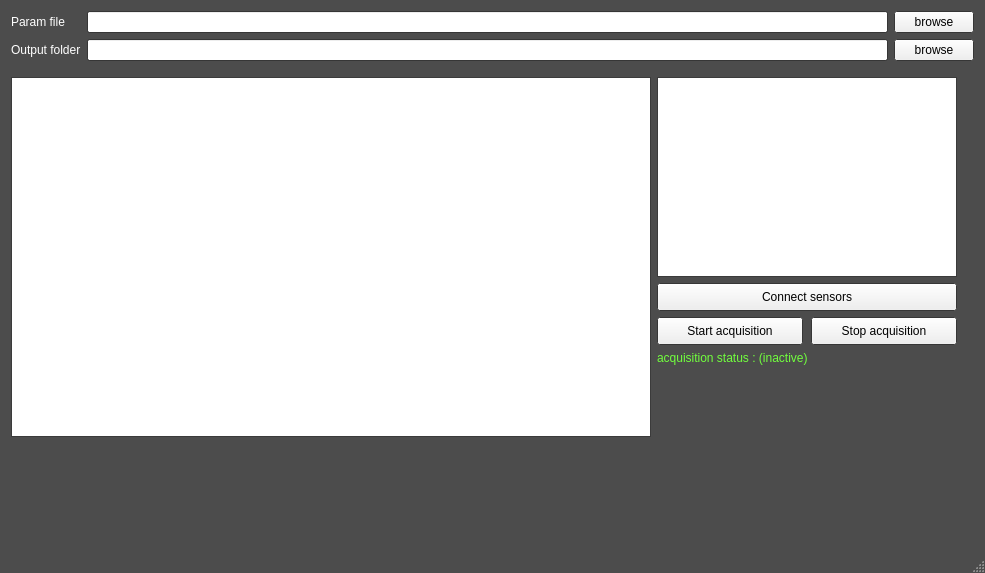
Qt form SonoAssist/SonoAssist/SonoAssist.ui (LATIS-LABS-ETS/SonoAssist) before a commit.
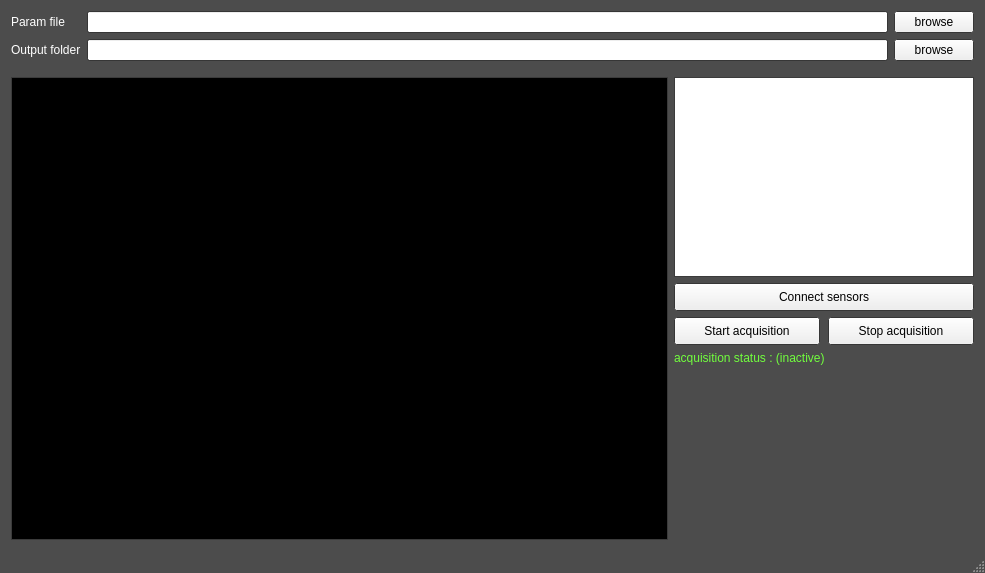
The same form after that commit.

Commit message:
Gyro and Eye tracker OS timestamps
	- the gyroscope and eye tracker sensors pull their timestamps
	  from the host OS (windows)
	- made UI stretchy and Graphic widget black

```diff
--- a/SonoAssist/SonoAssist/SonoAssist.ui
+++ b/SonoAssist/SonoAssist/SonoAssist.ui
@@ -11,7 +11,7 @@
    </rect>
   </property>
   <property name="sizePolicy">
-   <sizepolicy hsizetype="Fixed" vsizetype="Fixed">
+   <sizepolicy hsizetype="Expanding" vsizetype="Expanding">
     <horstretch>0</horstretch>
     <verstretch>0</verstretch>
    </sizepolicy>
@@ -24,8 +24,8 @@
   </property>
   <property name="maximumSize">
    <size>
-    <width>985</width>
-    <height>573</height>
+    <width>30000</width>
+    <height>30000</height>
    </size>
   </property>
   <property name="palette">
@@ -188,42 +188,69 @@
         <item>
          <widget class="QGraphicsView" name="graphicsView">
           <property name="sizePolicy">
-           <sizepolicy hsizetype="Fixed" vsizetype="Fixed">
+           <sizepolicy hsizetype="Expanding" vsizetype="Expanding">
             <horstretch>0</horstretch>
             <verstretch>0</verstretch>
            </sizepolicy>
           </property>
           <property name="minimumSize">
            <size>
-            <width>640</width>
-            <height>360</height>
+            <width>645</width>
+            <height>365</height>
            </size>
           </property>
           <property name="maximumSize">
            <size>
-            <width>640</width>
-            <height>360</height>
+            <width>1920</width>
+            <height>1080</height>
            </size>
           </property>
+          <property name="palette">
+           <palette>
+            <active>
+             <colorrole role="Base">
+              <brush brushstyle="SolidPattern">
+               <color alpha="255">
+                <red>0</red>
+                <green>0</green>
+                <blue>0</blue>
+               </color>
+              </brush>
+             </colorrole>
+            </active>
+            <inactive>
+             <colorrole role="Base">
+              <brush brushstyle="SolidPattern">
+               <color alpha="255">
+                <red>0</red>
+                <green>0</green>
+                <blue>0</blue>
+               </color>
+              </brush>
+             </colorrole>
+            </inactive>
+            <disabled>
+             <colorrole role="Base">
+              <brush brushstyle="SolidPattern">
+               <color alpha="255">
+                <red>76</red>
+                <green>76</green>
+                <blue>76</blue>
+               </color>
+              </brush>
+             </colorrole>
+            </disabled>
+           </palette>
+          </property>
          </widget>
         </item>
-        <item>
-         <spacer name="verticalSpacer">
-          <property name="orientation">
-           <enum>Qt::Vertical</enum>
-          </property>
-          <property name="sizeHint" stdset="0">
-           <size>
-            <width>20</width>
-            <height>40</height>
-           </size>
-          </property>
-         </spacer>
-        </item>
        </layout>
       </item>
       <item>
        <layout class="QVBoxLayout" name="verticalLayout_3">
+        <property name="sizeConstraint">
+         <enum>QLayout::SetFixedSize</enum>
+        </property>
         <item>
          <widget class="QTableWidget" name="sensor_status_table">
           <property name="sizePolicy">
@@ -286,31 +313,6 @@
             </property>
            </spacer>
           </item>
-          <item row="0" column="0">
-           <widget class="QPushButton" name="start_acquisition_button">
-            <property name="sizePolicy">
-             <sizepolicy hsizetype="Fixed" vsizetype="Fixed">
-              <horstretch>0</horstretch>
-              <verstretch>0</verstretch>
-             </sizepolicy>
-            </property>
-            <property name="minimumSize">
-             <size>
-              <width>146</width>
-              <height>28</height>
-             </size>
-            </property>
-            <property name="maximumSize">
-             <size>
-              <width>146</width>
-              <height>28</height>
-             </size>
-            </property>
-            <property name="text">
-             <string>Start acquisition</string>
-            </property>
-           </widget>
-          </item>
           <item row="0" column="2">
            <widget class="QPushButton" name="stop_acquisition_button">
             <property name="sizePolicy">
@@ -336,18 +338,30 @@
             </property>
            </widget>
           </item>
-          <item row="0" column="3">
-           <spacer name="horizontalSpacer_2">
-            <property name="orientation">
-             <enum>Qt::Horizontal</enum>
+          <item row="0" column="0">
+           <widget class="QPushButton" name="start_acquisition_button">
+            <property name="sizePolicy">
+             <sizepolicy hsizetype="Fixed" vsizetype="Fixed">
+              <horstretch>0</horstretch>
+              <verstretch>0</verstretch>
+             </sizepolicy>
             </property>
-            <property name="sizeHint" stdset="0">
+            <property name="minimumSize">
              <size>
-              <width>40</width>
-              <height>20</height>
+              <width>146</width>
+              <height>28</height>
              </size>
             </property>
-           </spacer>
+            <property name="maximumSize">
+             <size>
+              <width>146</width>
+              <height>28</height>
+             </size>
+            </property>
+            <property name="text">
+             <string>Start acquisition</string>
+            </property>
+           </widget>
           </item>
          </layout>
         </item>
```
The commit also changes 2 other files.
